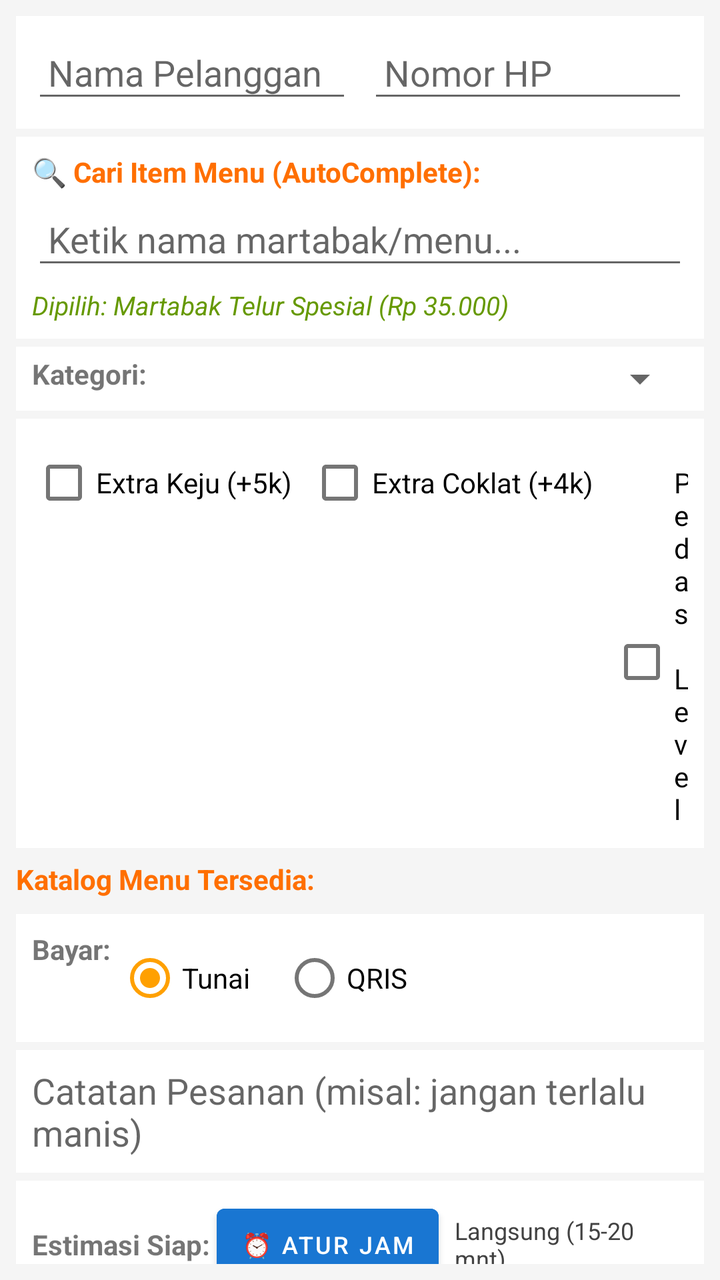
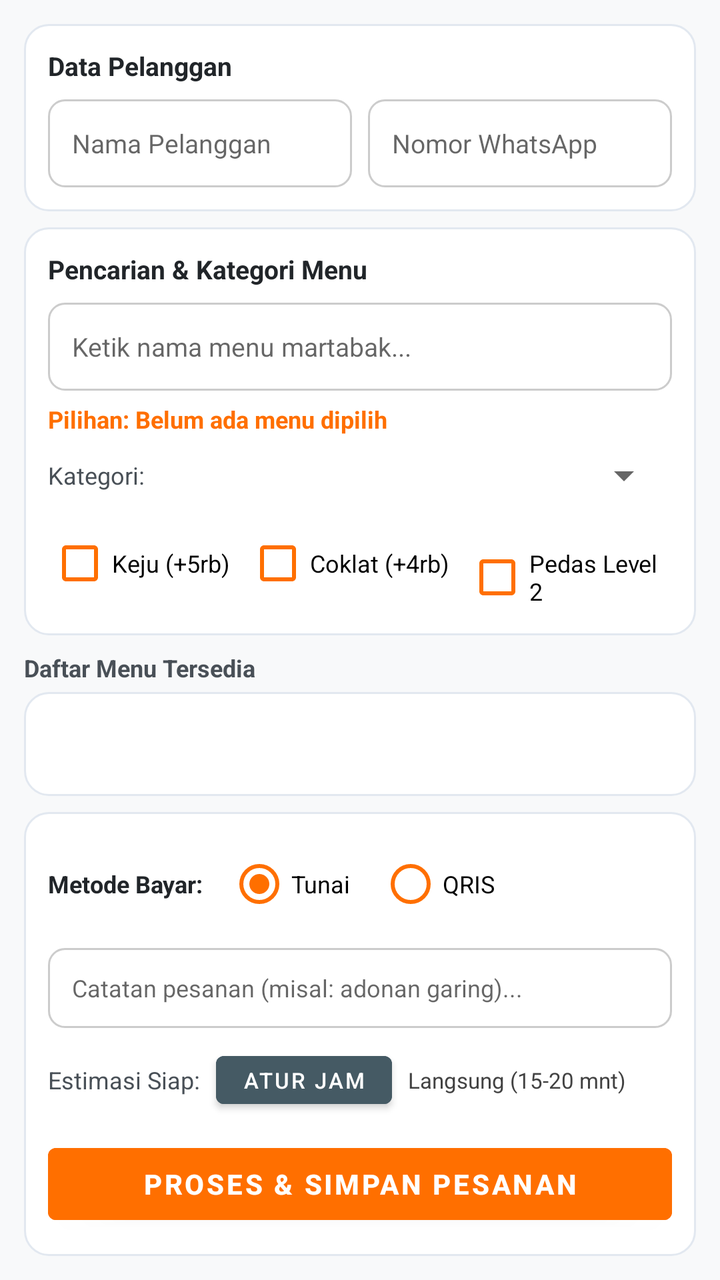

Before-and-after screenshots of an Android layout around one commit, followed by the original layout XML and the change that was made.
<!-- AndroidManifest.xml: application theme Theme.Material3.Light -->
<!-- res/layout/fragment_kasir.xml -->
<?xml version="1.0" encoding="utf-8"?>
<LinearLayout xmlns:android="http://schemas.android.com/apk/res/android"
    android:layout_width="match_parent"
    android:layout_height="match_parent"
    android:orientation="vertical"
    android:background="@color/background"
    android:padding="8dp">

    
    <LinearLayout
        android:layout_width="match_parent"
        android:layout_height="wrap_content"
        android:orientation="horizontal"
        android:background="@color/surface"
        android:padding="8dp">

        <EditText
            android:id="@+id/edtNamaPelanggan"
            android:layout_width="0dp"
            android:layout_height="wrap_content"
            android:layout_weight="1"
            android:hint="Nama Pelanggan"
            android:inputType="textPersonName"
            android:padding="8dp" />

        <EditText
            android:id="@+id/edtHpPelanggan"
            android:layout_width="0dp"
            android:layout_height="wrap_content"
            android:layout_weight="1"
            android:layout_marginStart="8dp"
            android:hint="Nomor HP"
            android:inputType="phone"
            android:padding="8dp" />
    </LinearLayout>

    
    <LinearLayout
        android:layout_width="match_parent"
        android:layout_height="wrap_content"
        android:orientation="vertical"
        android:background="@color/surface"
        android:padding="8dp"
        android:layout_marginTop="4dp">

        <TextView
            android:layout_width="wrap_content"
            android:layout_height="wrap_content"
            android:text="🔍 Cari Item Menu (AutoComplete):"
            android:textStyle="bold"
            android:textColor="@color/primary" />

        <AutoCompleteTextView
            android:id="@+id/autoCariMenu"
            android:layout_width="match_parent"
            android:layout_height="wrap_content"
            android:hint="Ketik nama martabak/menu..."
            android:completionThreshold="1"
            android:inputType="text"
            android:padding="8dp"
            android:layout_marginTop="4dp" />

        
        <TextView
            android:id="@+id/txMenuTerpilih"
            android:layout_width="match_parent"
            android:layout_height="wrap_content"
            android:text="Dipilih: Martabak Telur Spesial (Rp 35.000)"
            android:textSize="13sp"
            android:textStyle="italic"
            android:textColor="@android:color/holo_green_dark"
            android:layout_marginTop="4dp" />
    </LinearLayout>

    
    <LinearLayout
        android:layout_width="match_parent"
        android:layout_height="wrap_content"
        android:orientation="horizontal"
        android:background="@color/surface"
        android:paddingHorizontal="8dp"
        android:paddingVertical="4dp"
        android:layout_marginTop="4dp">

        <TextView
            android:layout_width="wrap_content"
            android:layout_height="wrap_content"
            android:text="Kategori: "
            android:textStyle="bold" />

        <Spinner
            android:id="@+id/spKategori"
            android:layout_width="0dp"
            android:layout_height="wrap_content"
            android:layout_weight="1"
            android:padding="4dp" />
    </LinearLayout>

    
    <LinearLayout
        android:layout_width="match_parent"
        android:layout_height="wrap_content"
        android:orientation="horizontal"
        android:background="@color/surface"
        android:padding="8dp"
        android:layout_marginTop="4dp">

        <CheckBox
            android:id="@+id/cbKeju"
            android:layout_width="wrap_content"
            android:layout_height="wrap_content"
            android:text="Extra Keju (+5k)" />

        <CheckBox
            android:id="@+id/cbCoklat"
            android:layout_width="wrap_content"
            android:layout_height="wrap_content"
            android:layout_marginStart="8dp"
            android:text="Extra Coklat (+4k)" />

        <CheckBox
            android:id="@+id/cbPedas"
            android:layout_width="wrap_content"
            android:layout_height="wrap_content"
            android:layout_marginStart="8dp"
            android:text="Pedas Level 2" />
    </LinearLayout>

    
    <TextView
        android:layout_width="match_parent"
        android:layout_height="wrap_content"
        android:text="Katalog Menu Tersedia:"
        android:textStyle="bold"
        android:layout_marginTop="6dp"
        android:textColor="@color/primary" />

    <ListView
        android:id="@+id/lsMenu"
        android:layout_width="match_parent"
        android:layout_height="0dp"
        android:layout_weight="1"
        android:background="@color/surface"
        android:layout_marginTop="4dp" />

    
    <LinearLayout
        android:layout_width="match_parent"
        android:layout_height="wrap_content"
        android:orientation="horizontal"
        android:background="@color/surface"
        android:padding="8dp"
        android:layout_marginTop="4dp">

        <TextView
            android:layout_width="wrap_content"
            android:layout_height="wrap_content"
            android:text="Bayar: "
            android:textStyle="bold" />

        <RadioGroup
            android:id="@+id/rgBayar"
            android:layout_width="0dp"
            android:layout_height="wrap_content"
            android:layout_weight="1"
            android:orientation="horizontal">

            <RadioButton
                android:id="@+id/rbTunai"
                android:layout_width="wrap_content"
                android:layout_height="wrap_content"
                android:text="Tunai"
                android:checked="true" />

            <RadioButton
                android:id="@+id/rbQris"
                android:layout_width="wrap_content"
                android:layout_height="wrap_content"
                android:layout_marginStart="16dp"
                android:text="QRIS" />
        </RadioGroup>
    </LinearLayout>

    <EditText
        android:id="@+id/edtCatatan"
        android:layout_width="match_parent"
        android:layout_height="wrap_content"
        android:hint="Catatan Pesanan (misal: jangan terlalu manis)"
        android:background="@color/surface"
        android:padding="8dp"
        android:layout_marginTop="4dp" />

    
    <LinearLayout
        android:layout_width="match_parent"
        android:layout_height="wrap_content"
        android:orientation="horizontal"
        android:background="@color/surface"
        android:padding="8dp"
        android:gravity="center_vertical"
        android:layout_marginTop="4dp">

        <TextView
            android:layout_width="wrap_content"
            android:layout_height="wrap_content"
            android:text="Estimasi Siap: "
            android:textStyle="bold" />

        <Button
            android:id="@+id/btnPilihJamAmbil"
            android:layout_width="wrap_content"
            android:layout_height="wrap_content"
            android:text="⏰ Atur Jam"
            android:textSize="12sp"
            android:backgroundTint="#1976D2"
            android:paddingHorizontal="12dp" />

        <TextView
            android:id="@+id/txJamAmbilInfo"
            android:layout_width="0dp"
            android:layout_height="wrap_content"
            android:layout_weight="1"
            android:layout_marginStart="8dp"
            android:text="Langsung (15-20 mnt)"
            android:textSize="12sp"
            android:textColor="#424242" />
    </LinearLayout>

    <Button
        android:id="@+id/btnSimpanPesanan"
        android:layout_width="match_parent"
        android:layout_height="wrap_content"
        android:text="Simpan Pesanan ke Firestore"
        android:backgroundTint="@color/primary"
        android:layout_marginTop="6dp" />

</LinearLayout>
<!-- resources referenced by this layout -->
<resources>
  <color name="background">#F5F5F5</color>
  <color name="primary">#FF6F00</color>
  <color name="surface">#FFFFFF</color>
  <style name="Theme.Material3.Light" parent="Theme.MaterialComponents.DayNight.NoActionBar">
          <item name="colorPrimary">@color/primary</item>
          <item name="colorPrimaryVariant">@color/primary_variant</item>
          <item name="colorOnPrimary">@color/on_primary</item>
          <item name="colorSecondary">@color/secondary</item>
          <item name="android:statusBarColor">@color/primary_variant</item>
      </style>
  <color name="primary_variant">#E65100</color>
  <color name="on_primary">#FFFFFF</color>
  <color name="secondary">#FFA000</color>
</resources>

<!-- the commit's change to res/layout/fragment_kasir.xml (unified diff, before → after) -->
@@ -1,237 +1,282 @@
 <?xml version="1.0" encoding="utf-8"?>
 <LinearLayout xmlns:android="http://schemas.android.com/apk/res/android"
+    xmlns:app="http://schemas.android.com/apk/res-auto"
     android:layout_width="match_parent"
     android:layout_height="match_parent"
     android:orientation="vertical"
-    android:background="@color/background"
-    android:padding="8dp">
+    android:background="#F8F9FA"
+    android:padding="12dp">
 
     
     <LinearLayout
         android:layout_width="match_parent"
         android:layout_height="wrap_content"
-        android:orientation="horizontal"
-        android:background="@color/surface"
-        android:padding="8dp">
-
-        <EditText
-            android:id="@+id/edtNamaPelanggan"
-            android:layout_width="0dp"
-            android:layout_height="wrap_content"
-            android:layout_weight="1"
-            android:hint="Nama Pelanggan"
-            android:inputType="textPersonName"
-            android:padding="8dp" />
-
-        <EditText
-            android:id="@+id/edtHpPelanggan"
-            android:layout_width="0dp"
-            android:layout_height="wrap_content"
-            android:layout_weight="1"
-            android:layout_marginStart="8dp"
-            android:hint="Nomor HP"
-            android:inputType="phone"
-            android:padding="8dp" />
-    </LinearLayout>
-
-    
-    <LinearLayout
-        android:layout_width="match_parent"
-        android:layout_height="wrap_content"
         android:orientation="vertical"
-        android:background="@color/surface"
-        android:padding="8dp"
-        android:layout_marginTop="4dp">
+        android:background="@drawable/bg_card_minimal"
+        android:padding="12dp"
+        android:layout_marginBottom="8dp">
 
         <TextView
             android:layout_width="wrap_content"
             android:layout_height="wrap_content"
-            android:text="🔍 Cari Item Menu (AutoComplete):"
-            android:textStyle="bold"
-            android:textColor="@color/primary" />
+            android:text="Data Pelanggan"
+            android:textStyle="bold"
+            android:textColor="#212529"
+            android:textSize="13sp"
+            android:layout_marginBottom="8dp" />
+
+        <LinearLayout
+            android:layout_width="match_parent"
+            android:layout_height="wrap_content"
+            android:orientation="horizontal">
+
+            <EditText
+                android:id="@+id/edtNamaPelanggan"
+                android:layout_width="0dp"
+                android:layout_height="44dp"
+                android:layout_weight="1"
+                android:hint="Nama Pelanggan"
+                android:inputType="textPersonName"
+                android:paddingHorizontal="12dp"
+                android:background="@drawable/bg_input_field"
+                android:textSize="13sp" />
+
+            <EditText
+                android:id="@+id/edtHpPelanggan"
+                android:layout_width="0dp"
+                android:layout_height="44dp"
+                android:layout_weight="1"
+                android:layout_marginStart="8dp"
+                android:hint="Nomor WhatsApp"
+                android:inputType="phone"
+                android:paddingHorizontal="12dp"
+                android:background="@drawable/bg_input_field"
+                android:textSize="13sp" />
+        </LinearLayout>
+    </LinearLayout>
+
+    
+    <LinearLayout
+        android:layout_width="match_parent"
+        android:layout_height="wrap_content"
+        android:orientation="vertical"
+        android:background="@drawable/bg_card_minimal"
+        android:padding="12dp"
+        android:layout_marginBottom="8dp">
+
+        <TextView
+            android:layout_width="wrap_content"
+            android:layout_height="wrap_content"
+            android:text="Pencarian &amp; Kategori Menu"
+            android:textStyle="bold"
+            android:textColor="#212529"
+            android:textSize="13sp"
+            android:layout_marginBottom="8dp" />
 
         <AutoCompleteTextView
             android:id="@+id/autoCariMenu"
             android:layout_width="match_parent"
-            android:layout_height="wrap_content"
-            android:hint="Ketik nama martabak/menu..."
+            android:layout_height="44dp"
+            android:hint="Ketik nama menu martabak..."
             android:completionThreshold="1"
             android:inputType="text"
-            android:padding="8dp"
-            android:layout_marginTop="4dp" />
-
-        
+            android:paddingHorizontal="12dp"
+            android:background="@drawable/bg_input_field"
+            android:textSize="13sp" />
+
         <TextView
             android:id="@+id/txMenuTerpilih"
             android:layout_width="match_parent"
             android:layout_height="wrap_content"
-            android:text="Dipilih: Martabak Telur Spesial (Rp 35.000)"
-            android:textSize="13sp"
-            android:textStyle="italic"
-            android:textColor="@android:color/holo_green_dark"
-            android:layout_marginTop="4dp" />
+            android:text="Pilihan: Belum ada menu dipilih"
+            android:textSize="12sp"
+            android:textStyle="bold"
+            android:textColor="@color/primary"
+            android:layout_marginTop="6dp" />
+
+        <LinearLayout
+            android:layout_width="match_parent"
+            android:layout_height="wrap_content"
+            android:orientation="horizontal"
+            android:gravity="center_vertical"
+            android:layout_marginTop="8dp">
+
+            <TextView
+                android:layout_width="wrap_content"
+                android:layout_height="wrap_content"
+                android:text="Kategori:"
+                android:textSize="12sp"
+                android:textColor="#495057"
+                android:layout_marginEnd="8dp" />
+
+            <Spinner
+                android:id="@+id/spKategori"
+                android:layout_width="0dp"
+                android:layout_height="wrap_content"
+                android:layout_weight="1" />
+        </LinearLayout>
+
+        
+        <LinearLayout
+            android:layout_width="match_parent"
+            android:layout_height="wrap_content"
+            android:orientation="horizontal"
+            android:layout_marginTop="8dp">
+
+            <CheckBox
+                android:id="@+id/cbKeju"
+                android:layout_width="wrap_content"
+                android:layout_height="wrap_content"
+                android:text="Keju (+5rb)"
+                android:textSize="12sp"
+                android:buttonTint="@color/primary" />
+
+            <CheckBox
+                android:id="@+id/cbCoklat"
+                android:layout_width="wrap_content"
+                android:layout_height="wrap_content"
+                android:layout_marginStart="8dp"
+                android:text="Coklat (+4rb)"
+                android:textSize="12sp"
+                android:buttonTint="@color/primary" />
+
+            <CheckBox
+                android:id="@+id/cbPedas"
+                android:layout_width="wrap_content"
+                android:layout_height="wrap_content"
+                android:layout_marginStart="8dp"
+                android:text="Pedas Level 2"
+                android:textSize="12sp"
+                android:buttonTint="@color/primary" />
+        </LinearLayout>
     </LinearLayout>
 
     
-    <LinearLayout
-        android:layout_width="match_parent"
-        android:layout_height="wrap_content"
-        android:orientation="horizontal"
-        android:background="@color/surface"
-        android:paddingHorizontal="8dp"
-        android:paddingVertical="4dp"
-        android:layout_marginTop="4dp">
-
-        <TextView
-            android:layout_width="wrap_content"
-            android:layout_height="wrap_content"
-            android:text="Kategori: "
-            android:textStyle="bold" />
-
-        <Spinner
-            android:id="@+id/spKategori"
-            android:layout_width="0dp"
-            android:layout_height="wrap_content"
-            android:layout_weight="1"
-            android:padding="4dp" />
-    </LinearLayout>
-
-    
-    <LinearLayout
-        android:layout_width="match_parent"
-        android:layout_height="wrap_content"
-        android:orientation="horizontal"
-        android:background="@color/surface"
-        android:padding="8dp"
-        android:layout_marginTop="4dp">
-
-        <CheckBox
-            android:id="@+id/cbKeju"
-            android:layout_width="wrap_content"
-            android:layout_height="wrap_content"
-            android:text="Extra Keju (+5k)" />
-
-        <CheckBox
-            android:id="@+id/cbCoklat"
-            android:layout_width="wrap_content"
-            android:layout_height="wrap_content"
-            android:layout_marginStart="8dp"
-            android:text="Extra Coklat (+4k)" />
-
-        <CheckBox
-            android:id="@+id/cbPedas"
-            android:layout_width="wrap_content"
-            android:layout_height="wrap_content"
-            android:layout_marginStart="8dp"
-            android:text="Pedas Level 2" />
-    </LinearLayout>
-
-    
     <TextView
         android:layout_width="match_parent"
         android:layout_height="wrap_content"
-        android:text="Katalog Menu Tersedia:"
+        android:text="Daftar Menu Tersedia"
+        android:textSize="12sp"
         android:textStyle="bold"
-        android:layout_marginTop="6dp"
-        android:textColor="@color/primary" />
+        android:textColor="#495057"
+        android:layout_marginBottom="4dp" />
 
     <ListView
         android:id="@+id/lsMenu"
         android:layout_width="match_parent"
         android:layout_height="0dp"
         android:layout_weight="1"
-        android:background="@color/surface"
-        android:layout_marginTop="4dp" />
+        android:background="@drawable/bg_card_minimal"
+        android:divider="#EEEEEE"
+        android:dividerHeight="1dp"
+        android:padding="4dp"
+        android:layout_marginBottom="8dp" />
 
     
     <LinearLayout
         android:layout_width="match_parent"
         android:layout_height="wrap_content"
-        android:orientation="horizontal"
-        android:background="@color/surface"
-        android:padding="8dp"
-        android:layout_marginTop="4dp">
-
-        <TextView
-            android:layout_width="wrap_content"
-            android:layout_height="wrap_content"
-            android:text="Bayar: "
-            android:textStyle="bold" />
-
-        <RadioGroup
-            android:id="@+id/rgBayar"
-            android:layout_width="0dp"
-            android:layout_height="wrap_content"
-            android:layout_weight="1"
-            android:orientation="horizontal">
-
-            <RadioButton
-                android:id="@+id/rbTunai"
-                android:layout_width="wrap_content"
-                android:layout_height="wrap_content"
-                android:text="Tunai"
-                android:checked="true" />
-
-            <RadioButton
-                android:id="@+id/rbQris"
-                android:layout_width="wrap_content"
-                android:layout_height="wrap_content"
-                android:layout_marginStart="16dp"
-                android:text="QRIS" />
-        </RadioGroup>
+        android:orientation="vertical"
+        android:background="@drawable/bg_card_minimal"
+        android:padding="12dp">
+
+        <LinearLayout
+            android:layout_width="match_parent"
+            android:layout_height="wrap_content"
+            android:orientation="horizontal"
+            android:gravity="center_vertical">
+
+            <TextView
+                android:layout_width="wrap_content"
+                android:layout_height="wrap_content"
+                android:text="Metode Bayar:"
+                android:textSize="12sp"
+                android:textStyle="bold"
+                android:textColor="#212529"
+                android:layout_marginEnd="12dp" />
+
+            <RadioGroup
+                android:id="@+id/rgBayar"
+                android:layout_width="wrap_content"
+                android:layout_height="wrap_content"
+                android:orientation="horizontal">
+
+                <RadioButton
+                    android:id="@+id/rbTunai"
+                    android:layout_width="wrap_content"
+                    android:layout_height="wrap_content"
+                    android:text="Tunai"
+                    android:textSize="12sp"
+                    android:checked="true"
+                    android:buttonTint="@color/primary" />
+
+                <RadioButton
+                    android:id="@+id/rbQris"
+                    android:layout_width="wrap_content"
+                    android:layout_height="wrap_content"
+                    android:layout_marginStart="14dp"
+                    android:text="QRIS"
+                    android:textSize="12sp"
+                    android:buttonTint="@color/primary" />
+            </RadioGroup>
+        </LinearLayout>
+
+        <EditText
+            android:id="@+id/edtCatatan"
+            android:layout_width="match_parent"
+            android:layout_height="40dp"
+            android:hint="Catatan pesanan (misal: adonan garing)..."
+            android:paddingHorizontal="12dp"
+            android:background="@drawable/bg_input_field"
+            android:textSize="12sp"
+            android:layout_marginTop="8dp" />
+
+        <LinearLayout
+            android:layout_width="match_parent"
+            android:layout_height="wrap_content"
+            android:orientation="horizontal"
+            android:gravity="center_vertical"
+            android:layout_marginTop="8dp">
+
+            <TextView
+                android:layout_width="wrap_content"
+                android:layout_height="wrap_content"
+                android:text="Estimasi Siap:"
+                android:textSize="12sp"
+                android:textColor="#495057" />
+
+            <Button
+                android:id="@+id/btnPilihJamAmbil"
+                android:layout_width="wrap_content"
+                android:layout_height="36dp"
+                android:layout_marginStart="8dp"
+                android:text="Atur Jam"
+                android:textSize="11sp"
+                android:backgroundTint="#455A64"
+                android:paddingHorizontal="12dp" />
+
+            <TextView
+                android:id="@+id/txJamAmbilInfo"
+                android:layout_width="0dp"
+                android:layout_height="wrap_content"
+                android:layout_weight="1"
+                android:layout_marginStart="8dp"
+                android:text="Langsung (15-20 mnt)"
+                android:textSize="11sp"
+                android:textColor="#424242" />
+        </LinearLayout>
+
+        <Button
+            android:id="@+id/btnSimpanPesanan"
+            android:layout_width="match_parent"
+            android:layout_height="48dp"
+            android:text="Proses &amp; Simpan Pesanan"
+            android:textSize="14sp"
+            android:textStyle="bold"
+            android:textColor="@color/white"
+            android:backgroundTint="@color/primary"
+            android:layout_marginTop="10dp" />
+
     </LinearLayout>
 
-    <EditText
-        android:id="@+id/edtCatatan"
-        android:layout_width="match_parent"
-        android:layout_height="wrap_content"
-        android:hint="Catatan Pesanan (misal: jangan terlalu manis)"
-        android:background="@color/surface"
-        android:padding="8dp"
-        android:layout_marginTop="4dp" />
-
-    
-    <LinearLayout
-        android:layout_width="match_parent"
-        android:layout_height="wrap_content"
-        android:orientation="horizontal"
-        android:background="@color/surface"
-        android:padding="8dp"
-        android:gravity="center_vertical"
-        android:layout_marginTop="4dp">
-
-        <TextView
-            android:layout_width="wrap_content"
-            android:layout_height="wrap_content"
-            android:text="Estimasi Siap: "
-            android:textStyle="bold" />
-
-        <Button
-            android:id="@+id/btnPilihJamAmbil"
-            android:layout_width="wrap_content"
-            android:layout_height="wrap_content"
-            android:text="⏰ Atur Jam"
-            android:textSize="12sp"
-            android:backgroundTint="#1976D2"
-            android:paddingHorizontal="12dp" />
-
-        <TextView
-            android:id="@+id/txJamAmbilInfo"
-            android:layout_width="0dp"
-            android:layout_height="wrap_content"
-            android:layout_weight="1"
-            android:layout_marginStart="8dp"
-            android:text="Langsung (15-20 mnt)"
-            android:textSize="12sp"
-            android:textColor="#424242" />
-    </LinearLayout>
-
-    <Button
-        android:id="@+id/btnSimpanPesanan"
-        android:layout_width="match_parent"
-        android:layout_height="wrap_content"
-        android:text="Simpan Pesanan ke Firestore"
-        android:backgroundTint="@color/primary"
-        android:layout_marginTop="6dp" />
-
 </LinearLayout>
<!-- resource entries referenced after the edit -->
@@ -1,8 +1,27 @@
 <!-- resources referenced by this layout -->
 <resources>
-  <color name="background">#F5F5F5</color>
   <color name="primary">#FF6F00</color>
-  <color name="surface">#FFFFFF</color>
+  <color name="white">#FFFFFF</color>
+  <!-- drawable bg_card_minimal (drawable) -->
+  <?xml version="1.0" encoding="utf-8"?>
+  <shape xmlns:android="http://schemas.android.com/apk/res/android"
+      android:shape="rectangle">
+      <solid android:color="#FFFFFF" />
+      <stroke
+          android:width="1dp"
+          android:color="#E2E8F0" />
+      <corners android:radius="12dp" />
+  </shape>
+  <!-- drawable bg_input_field (drawable) -->
+  <?xml version="1.0" encoding="utf-8"?>
+  <shape xmlns:android="http://schemas.android.com/apk/res/android"
+      android:shape="rectangle">
+      <solid android:color="#FFFFFF" />
+      <stroke
+          android:width="1dp"
+          android:color="#CCCCCC" />
+      <corners android:radius="8dp" />
+  </shape>
   <style name="Theme.Material3.Light" parent="Theme.MaterialComponents.DayNight.NoActionBar">
           <item name="colorPrimary">@color/primary</item>
           <item name="colorPrimaryVariant">@color/primary_variant</item>
